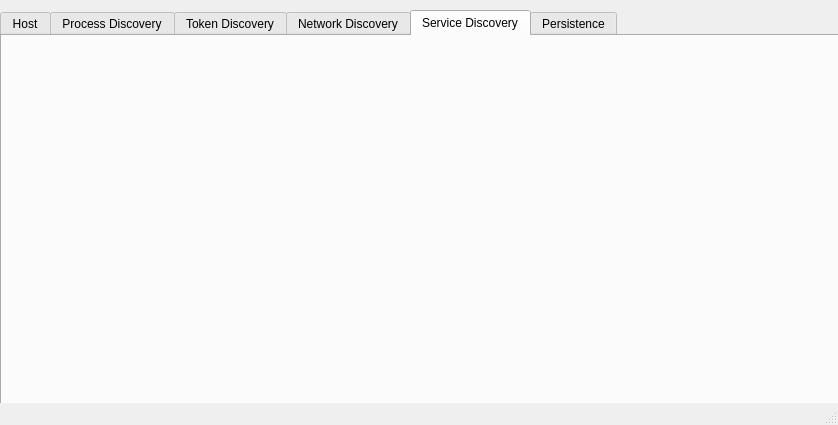
Qt form mainwindow.ui (KernelPhantom-010/blue-bear-Red-Teaming-Host-Recon-Tool) before a commit.
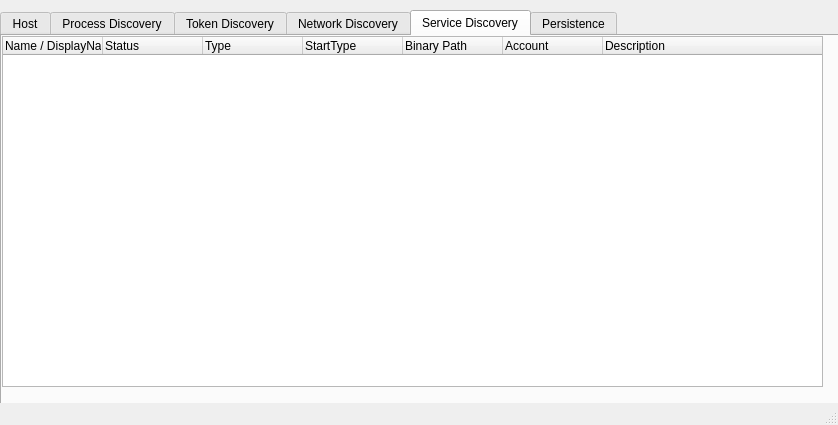
The same form after that commit. The open tabs and pages were chosen to show the change.

Commit message: Working at the Service Discovery Tab began

```diff
--- a/mainwindow.ui
+++ b/mainwindow.ui
@@ -410,6 +410,51 @@
      <attribute name="title">
       <string>Service Discovery</string>
      </attribute>
+     <widget class="QTreeWidget" name="treeWidget_5">
+      <property name="geometry">
+       <rect>
+        <x>0</x>
+        <y>0</y>
+        <width>821</width>
+        <height>351</height>
+       </rect>
+      </property>
+      <column>
+       <property name="text">
+        <string>Name / DisplayName</string>
+       </property>
+      </column>
+      <column>
+       <property name="text">
+        <string>Status</string>
+       </property>
+      </column>
+      <column>
+       <property name="text">
+        <string>Type</string>
+       </property>
+      </column>
+      <column>
+       <property name="text">
+        <string>StartType</string>
+       </property>
+      </column>
+      <column>
+       <property name="text">
+        <string>Binary Path</string>
+       </property>
+      </column>
+      <column>
+       <property name="text">
+        <string>Account</string>
+       </property>
+      </column>
+      <column>
+       <property name="text">
+        <string>Description</string>
+       </property>
+      </column>
+     </widget>
     </widget>
     <widget class="QWidget" name="tab_6">
      <attribute name="title">
```
Left out of the diff: 2 changed lines with no effect on the pictures. The commit also changes 5 other files.
